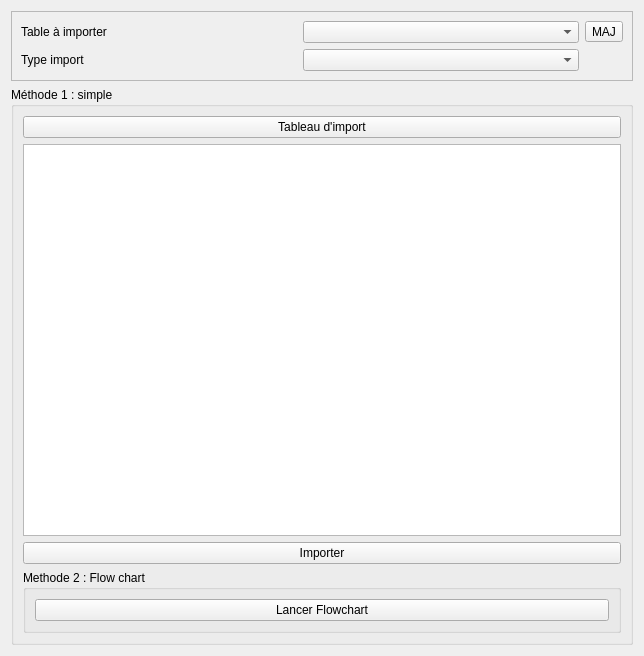
Qt form Lamia/toolpostpro/Base2/Lamia_import_tool.ui (Artelia/Lamia) before a commit.
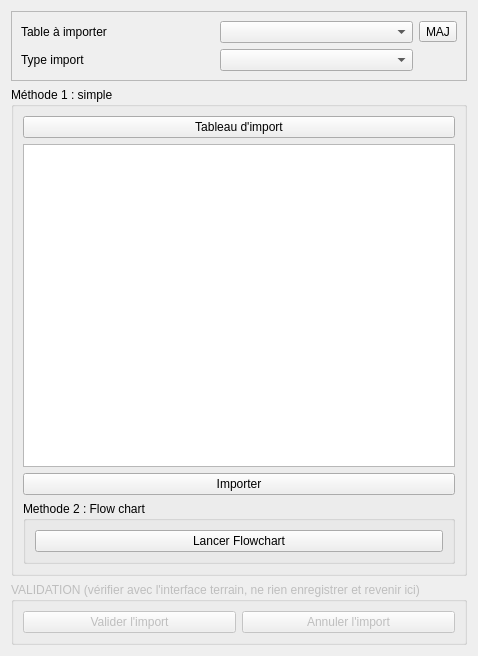
The same form after that commit.

What changed in the file:
```diff
--- a/Lamia/toolpostpro/Base2/Lamia_import_tool.ui
+++ b/Lamia/toolpostpro/Base2/Lamia_import_tool.ui
@@ -6,7 +6,7 @@
    <rect>
     <x>0</x>
     <y>0</y>
-    <width>644</width>
+    <width>478</width>
     <height>656</height>
    </rect>
   </property>
@@ -95,6 +95,38 @@
      </layout>
     </widget>
    </item>
+   <item>
+    <widget class="QGroupBox" name="groupBox_3">
+     <property name="enabled">
+      <bool>false</bool>
+     </property>
+     <property name="title">
+      <string>VALIDATION (vérifier avec l'interface terrain, ne rien enregistrer et revenir ici)</string>
+     </property>
+     <property name="flat">
+      <bool>false</bool>
+     </property>
+     <property name="checkable">
+      <bool>false</bool>
+     </property>
+     <layout class="QHBoxLayout" name="horizontalLayout">
+      <item>
+       <widget class="QPushButton" name="pushButton_validimport">
+        <property name="text">
+         <string>Valider l'import</string>
+        </property>
+       </widget>
+      </item>
+      <item>
+       <widget class="QPushButton" name="pushButton_rollback">
+        <property name="text">
+         <string>Annuler l'import</string>
+        </property>
+       </widget>
+      </item>
+     </layout>
+    </widget>
+   </item>
   </layout>
  </widget>
  <resources/>
```
Left out of the diff: 2 changed lines with no effect on the pictures.
